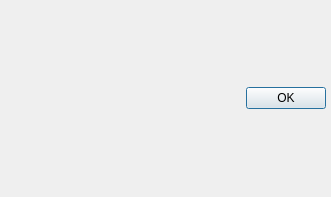
Qt form widgets/modulesInfoDialog.ui (zpp0/wsnsim-preprocessor) before a commit.
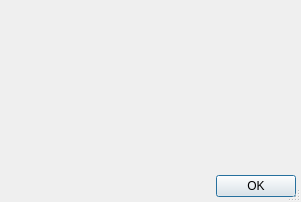
The same form after that commit.

Commit message: added scroll bar to the modulesInfoDialog

What changed in the file:
```diff
--- a/widgets/modulesInfoDialog.ui
+++ b/widgets/modulesInfoDialog.ui
@@ -6,21 +6,49 @@
    <rect>
     <x>0</x>
     <y>0</y>
-    <width>331</width>
-    <height>197</height>
+    <width>301</width>
+    <height>202</height>
    </rect>
   </property>
   <property name="windowTitle">
    <string>Dialog</string>
   </property>
-  <layout class="QGridLayout" name="gridLayout">
+  <property name="sizeGripEnabled">
+   <bool>true</bool>
+  </property>
+  <layout class="QVBoxLayout" name="verticalLayout">
    <property name="margin">
     <number>5</number>
    </property>
-   <item row="0" column="0">
-    <layout class="QVBoxLayout" name="modules"/>
+   <item>
+    <widget class="QScrollArea" name="scrollArea">
+     <property name="frameShape">
+      <enum>QFrame::NoFrame</enum>
+     </property>
+     <property name="widgetResizable">
+      <bool>true</bool>
+     </property>
+     <widget class="QWidget" name="scrollAreaWidgetContents">
+      <property name="geometry">
+       <rect>
+        <x>0</x>
+        <y>0</y>
+        <width>291</width>
+        <height>153</height>
+       </rect>
+      </property>
+      <layout class="QGridLayout" name="gridLayout">
+       <property name="margin">
+        <number>0</number>
+       </property>
+       <item row="0" column="0">
+        <layout class="QVBoxLayout" name="modules"/>
+       </item>
+      </layout>
+     </widget>
+    </widget>
    </item>
-   <item row="1" column="0">
+   <item>
     <widget class="QDialogButtonBox" name="buttonBox">
      <property name="orientation">
       <enum>Qt::Horizontal</enum>
```
Left out of the diff: 2 changed lines with no effect on the pictures.
